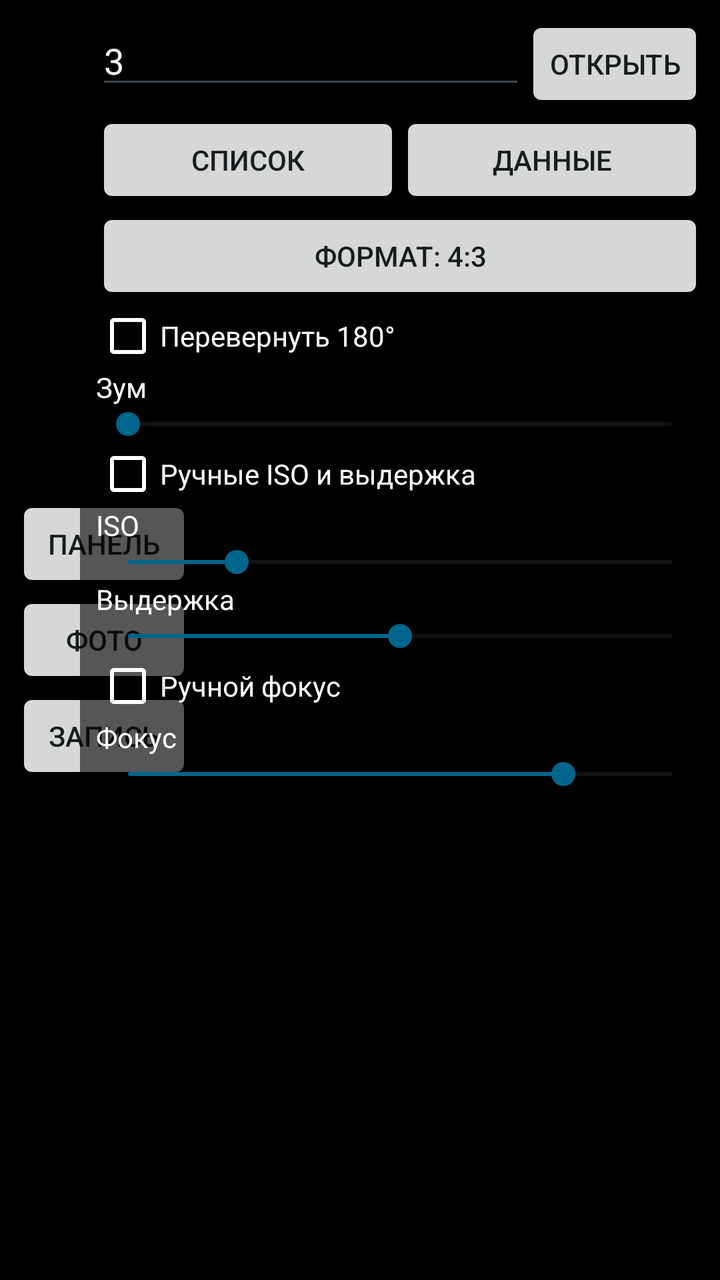
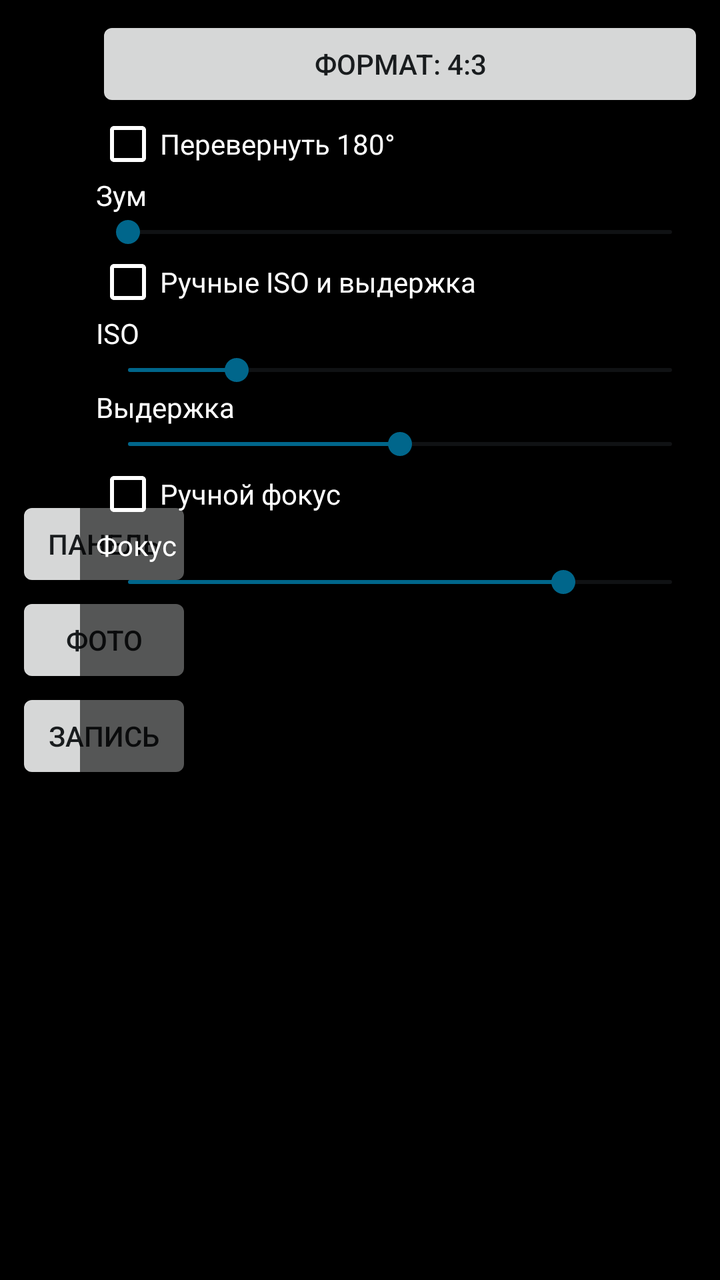

Compare the two renders of this Android layout. The source of the first and the diff that turns it into the second are given below.
<!-- AndroidManifest.xml: application theme android:Theme.DeviceDefault.Light.NoActionBar -->
<!-- res/layout/activity_main.xml -->
<?xml version="1.0" encoding="utf-8"?>
<FrameLayout xmlns:android="http://schemas.android.com/apk/res/android"
    android:layout_width="match_parent"
    android:layout_height="match_parent"
    android:background="#000000">

    <TextureView
        android:id="@+id/texture"
        android:layout_width="match_parent"
        android:layout_height="match_parent" />

    
    <LinearLayout
        android:layout_width="wrap_content"
        android:layout_height="wrap_content"
        android:layout_gravity="start|center_vertical"
        android:layout_marginStart="8dp"
        android:orientation="vertical">

        <Button
            android:id="@+id/btnPanel"
            android:layout_width="wrap_content"
            android:layout_height="wrap_content"
            android:text="Панель" />

        <Button
            android:id="@+id/btnPhoto"
            android:layout_width="wrap_content"
            android:layout_height="wrap_content"
            android:text="Фото" />

        <Button
            android:id="@+id/btnRec"
            android:layout_width="wrap_content"
            android:layout_height="wrap_content"
            android:text="Запись" />
    </LinearLayout>

    
    <ScrollView
        android:id="@+id/panel"
        android:layout_width="320dp"
        android:layout_height="match_parent"
        android:layout_gravity="end"
        android:background="#99000000"
        android:padding="8dp">

        <LinearLayout
            android:layout_width="match_parent"
            android:layout_height="wrap_content"
            android:orientation="vertical">

            <LinearLayout
                android:layout_width="match_parent"
                android:layout_height="wrap_content"
                android:orientation="horizontal">

                <EditText
                    android:id="@+id/idInput"
                    android:layout_width="0dp"
                    android:layout_height="wrap_content"
                    android:layout_weight="1"
                    android:hint="Camera ID"
                    android:inputType="text"
                    android:text="3"
                    android:textColor="#FFFFFF"
                    android:textColorHint="#AAAAAA" />

                <Button
                    android:id="@+id/btnOpen"
                    android:layout_width="wrap_content"
                    android:layout_height="wrap_content"
                    android:text="Открыть" />
            </LinearLayout>

            <LinearLayout
                android:layout_width="match_parent"
                android:layout_height="wrap_content"
                android:orientation="horizontal">

                <Button
                    android:id="@+id/btnList"
                    android:layout_width="0dp"
                    android:layout_height="wrap_content"
                    android:layout_weight="1"
                    android:text="Список" />

                <Button
                    android:id="@+id/btnData"
                    android:layout_width="0dp"
                    android:layout_height="wrap_content"
                    android:layout_weight="1"
                    android:text="Данные" />
            </LinearLayout>

            <Button
                android:id="@+id/btnAspect"
                android:layout_width="match_parent"
                android:layout_height="wrap_content"
                android:text="Формат: 4:3" />

            <CheckBox
                android:id="@+id/cbFlip"
                android:layout_width="wrap_content"
                android:layout_height="wrap_content"
                android:buttonTint="#FFFFFF"
                android:text="Перевернуть 180°"
                android:textColor="#FFFFFF" />

            <TextView
                android:id="@+id/tvZoom"
                android:layout_width="match_parent"
                android:layout_height="wrap_content"
                android:text="Зум"
                android:textColor="#FFFFFF" />

            <SeekBar
                android:id="@+id/sbZoom"
                android:layout_width="match_parent"
                android:layout_height="wrap_content"
                android:max="1000"
                android:progress="0" />

            <CheckBox
                android:id="@+id/cbExp"
                android:layout_width="wrap_content"
                android:layout_height="wrap_content"
                android:buttonTint="#FFFFFF"
                android:text="Ручные ISO и выдержка"
                android:textColor="#FFFFFF" />

            <TextView
                android:id="@+id/tvIso"
                android:layout_width="match_parent"
                android:layout_height="wrap_content"
                android:text="ISO"
                android:textColor="#FFFFFF" />

            <SeekBar
                android:id="@+id/sbIso"
                android:layout_width="match_parent"
                android:layout_height="wrap_content"
                android:max="1000"
                android:progress="200" />

            <TextView
                android:id="@+id/tvExp"
                android:layout_width="match_parent"
                android:layout_height="wrap_content"
                android:text="Выдержка"
                android:textColor="#FFFFFF" />

            <SeekBar
                android:id="@+id/sbExp"
                android:layout_width="match_parent"
                android:layout_height="wrap_content"
                android:max="1000"
                android:progress="500" />

            <CheckBox
                android:id="@+id/cbFocus"
                android:layout_width="wrap_content"
                android:layout_height="wrap_content"
                android:buttonTint="#FFFFFF"
                android:text="Ручной фокус"
                android:textColor="#FFFFFF" />

            <TextView
                android:id="@+id/tvFocus"
                android:layout_width="match_parent"
                android:layout_height="wrap_content"
                android:text="Фокус"
                android:textColor="#FFFFFF" />

            <SeekBar
                android:id="@+id/sbFocus"
                android:layout_width="match_parent"
                android:layout_height="wrap_content"
                android:max="1000"
                android:progress="800" />
        </LinearLayout>
    </ScrollView>

    
    <ScrollView
        android:id="@+id/logScroll"
        android:layout_width="380dp"
        android:layout_height="64dp"
        android:layout_gravity="bottom|start"
        android:layout_marginStart="96dp"
        android:background="#66000000">

        <TextView
            android:id="@+id/log"
            android:layout_width="match_parent"
            android:layout_height="wrap_content"
            android:textColor="#FFFFFF"
            android:textSize="11sp" />
    </ScrollView>
</FrameLayout>
<!-- resources referenced by this layout -->
<resources>

</resources>

<!-- the commit's change to res/layout/activity_main.xml (unified diff, before → after) -->
@@ -49,49 +49,6 @@
             android:layout_width="match_parent"
             android:layout_height="wrap_content"
             android:orientation="vertical">
-
-            <LinearLayout
-                android:layout_width="match_parent"
-                android:layout_height="wrap_content"
-                android:orientation="horizontal">
-
-                <EditText
-                    android:id="@+id/idInput"
-                    android:layout_width="0dp"
-                    android:layout_height="wrap_content"
-                    android:layout_weight="1"
-                    android:hint="Camera ID"
-                    android:inputType="text"
-                    android:text="3"
-                    android:textColor="#FFFFFF"
-                    android:textColorHint="#AAAAAA" />
-
-                <Button
-                    android:id="@+id/btnOpen"
-                    android:layout_width="wrap_content"
-                    android:layout_height="wrap_content"
-                    android:text="Открыть" />
-            </LinearLayout>
-
-            <LinearLayout
-                android:layout_width="match_parent"
-                android:layout_height="wrap_content"
-                android:orientation="horizontal">
-
-                <Button
-                    android:id="@+id/btnList"
-                    android:layout_width="0dp"
-                    android:layout_height="wrap_content"
-                    android:layout_weight="1"
-                    android:text="Список" />
-
-                <Button
-                    android:id="@+id/btnData"
-                    android:layout_width="0dp"
-                    android:layout_height="wrap_content"
-                    android:layout_weight="1"
-                    android:text="Данные" />
-            </LinearLayout>
 
             <Button
                 android:id="@+id/btnAspect"
